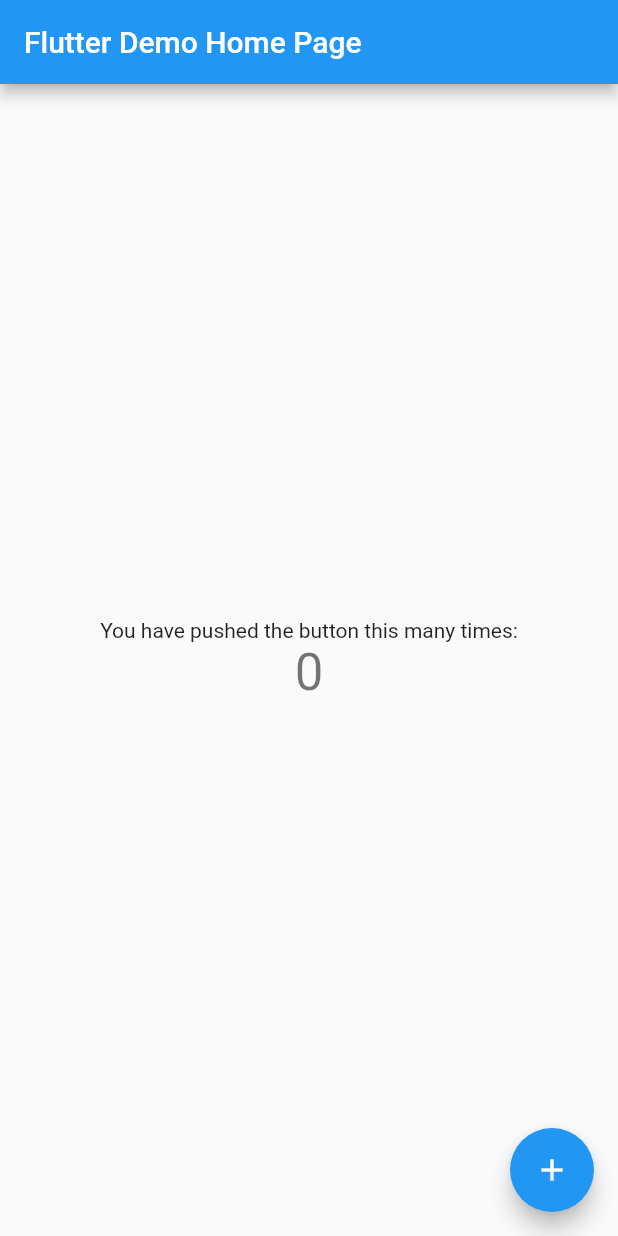
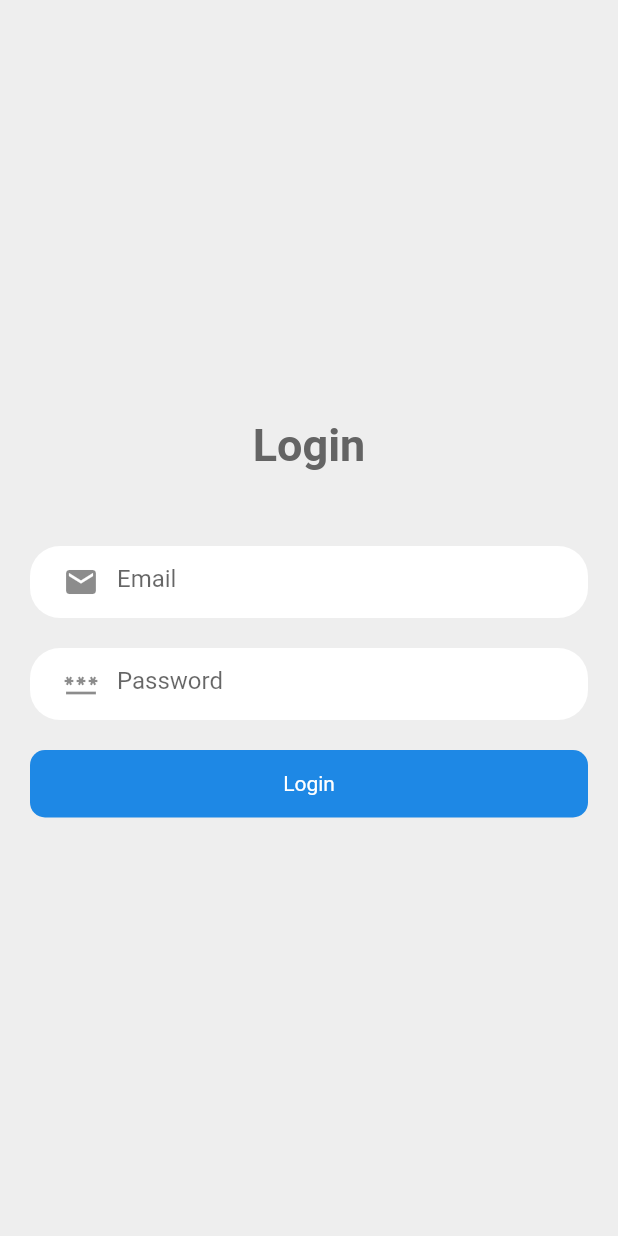
Before and after one commit to BlackPearlyC/ToDoApp---Flutter, a Flutter app: the screen it shows after launch, on a phone screen of 412 x 824 dp. Run offline on Flutter 3.47's test engine with Material 2 defaults, Android fonts, the phone set to English and light mode, and no system bars; our stand-ins replace firebase_auth, firebase_core, fluttertoast; accounts and stored records are empty.

Commit message:
Login page - day1 complete

```diff
--- a/lib/main.dart
+++ b/lib/main.dart
@@ -1,6 +1,10 @@
 import 'package:flutter/material.dart';
+import 'package:todoapp/screens/splash_screen/splash_screen.dart';
+import 'package:firebase_core/firebase_core.dart';
 
-void main() {
+void main() async {
+  WidgetsFlutterBinding.ensureInitialized();
+  await Firebase.initializeApp();
   runApp(const MyApp());
 }
 
@@ -12,104 +16,12 @@ class MyApp extends StatelessWidget {
   Widget build(BuildContext context) {
     return MaterialApp(
       title: 'Flutter Demo',
+      debugShowCheckedModeBanner: false,
       theme: ThemeData(
-        // This is the theme of your application.
-        //
-        // Try running your application with "flutter run". You'll see the
-        // application has a blue toolbar. Then, without quitting the app, try
-        // changing the primarySwatch below to Colors.green and then invoke
-        // "hot reload" (press "r" in the console where you ran "flutter run",
-        // or simply save your changes to "hot reload" in a Flutter IDE).
-        // Notice that the counter didn't reset back to zero; the application
-        // is not restarted.
-        primarySwatch: Colors.blue,
+        primarySwatch: Colors.deepPurple,
       ),
-      home: const MyHomePage(title: 'Flutter Demo Home Page'),
+      // initial Splash Screen app
+      home: const SplashScreen(),
     );
   }
 }
-
-class MyHomePage extends StatefulWidget {
-  const MyHomePage({super.key, required this.title});
-
-  // This widget is the home page of your application. It is stateful, meaning
-  // that it has a State object (defined below) that contains fields that affect
-  // how it looks.
-
-  // This class is the configuration for the state. It holds the values (in this
-  // case the title) provided by the parent (in this case the App widget) and
-  // used by the build method of the State. Fields in a Widget subclass are
-  // always marked "final".
-
-  final String title;
-
-  @override
-  State<MyHomePage> createState() => _MyHomePageState();
-}
-
-class _MyHomePageState extends State<MyHomePage> {
-  int _counter = 0;
-
-  void _incrementCounter() {
-    setState(() {
-      // This call to setState tells the Flutter framework that something has
-      // changed in this State, which causes it to rerun the build method below
-      // so that the display can reflect the updated values. If we changed
-      // _counter without calling setState(), then the build method would not be
-      // called again, and so nothing would appear to happen.
-      _counter++;
-    });
-  }
-
-  @override
-  Widget build(BuildContext context) {
-    // This method is rerun every time setState is called, for instance as done
-    // by the _incrementCounter method above.
-    //
-    // The Flutter framework has been optimized to make rerunning build methods
-    // fast, so that you can just rebuild anything that needs updating rather
-    // than having to individually change instances of widgets.
-    return Scaffold(
-      appBar: AppBar(
-        // Here we take the value from the MyHomePage object that was created by
-        // the App.build method, and use it to set our appbar title.
-        title: Text(widget.title),
-      ),
-      body: Center(
-        // Center is a layout widget. It takes a single child and positions it
-        // in the middle of the parent.
-        child: Column(
-          // Column is also a layout widget. It takes a list of children and
-          // arranges them vertically. By default, it sizes itself to fit its
-          // children horizontally, and tries to be as tall as its parent.
-          //
-          // Invoke "debug painting" (press "p" in the console, choose the
-          // "Toggle Debug Paint" action from the Flutter Inspector in Android
-          // Studio, or the "Toggle Debug Paint" command in Visual Studio Code)
-          // to see the wireframe for each widget.
-          //
-          // Column has various properties to control how it sizes itself and
-          // how it positions its children. Here we use mainAxisAlignment to
-          // center the children vertically; the main axis here is the vertical
-          // axis because Columns are vertical (the cross axis would be
-          // horizontal).
-          mainAxisAlignment: MainAxisAlignment.center,
-          children: <Widget>[
-            const Text(
-              'You have pushed the button this many times:',
-            ),
-            Text(
-              '$_counter',
-              style: Theme.of(context).textTheme.headlineMedium,
-            ),
-          ],
-        ),
-      ),
-      floatingActionButton: FloatingActionButton(
-        onPressed: _incrementCounter,
-        tooltip: 'Increment',
-        child: const Icon(Icons.add),
-      ), // This trailing comma makes auto-formatting nicer for build methods.
-    );
-  }
-}
--- /dev/null
+++ b/lib/screens/auth/login.dart
@@ -0,0 +1,154 @@
+import 'package:firebase_auth/firebase_auth.dart';
+import 'package:flutter/material.dart';
+import 'package:fluttertoast/fluttertoast.dart';
+import 'package:todoapp/widgets/button.dart';
+
+class LogIn extends StatefulWidget {
+  const LogIn({super.key});
+
+  @override
+  State<LogIn> createState() => _LogInState();
+}
+
+class _LogInState extends State<LogIn> {
+  // Firebase
+  final _auth = FirebaseAuth.instance;
+  // Form key
+  // ignore: unused_field
+  final _formKey = GlobalKey<FormState>();
+  // Controllers
+  final emailControllers = TextEditingController();
+  final passwordController = TextEditingController();
+  // Extra veriable
+  bool loading = false;
+  // main program
+  @override
+  Widget build(BuildContext context) {
+    return Scaffold(
+      backgroundColor: Colors.grey.shade200,
+      // Body
+      body: Padding(
+        padding: const EdgeInsets.symmetric(horizontal: 20),
+        child: Column(
+          mainAxisAlignment: MainAxisAlignment.center,
+          crossAxisAlignment: CrossAxisAlignment.center,
+          children: [
+            // Login text
+            const Text(
+              "Login",
+              style: TextStyle(
+                  fontSize: 30,
+                  fontWeight: FontWeight.bold,
+                  color: Color.fromARGB(255, 100, 100, 100)),
+            ),
+            const SizedBox(
+              height: 50,
+            ),
+            // Login Form
+            Form(
+                key: _formKey,
+                child: Column(
+                  children: [
+                    // Email input
+                    Container(
+                      decoration: BoxDecoration(
+                          color: Colors.white,
+                          borderRadius: BorderRadius.circular(20)),
+                      padding: const EdgeInsets.symmetric(horizontal: 10),
+                      child: TextFormField(
+                        keyboardType: TextInputType.emailAddress,
+                        controller: emailControllers,
+                        decoration: const InputDecoration(
+                            prefixIcon: Icon(Icons.email),
+                            hintText: "Email",
+                            // prefixIconConstraints: BoxConstraints(),
+                            border: InputBorder.none),
+                        validator: (value) {
+                          if (value!.isEmpty) {
+                            return "Email cannot be empty";
+                          } else if (!value.contains("@")) {
+                            return "Provide valid email";
+                          } else {
+                            return null;
+                          }
+                        },
+                      ),
+                    ),
+                    const SizedBox(
+                      height: 20,
+                    ),
+                    // Password input
+                    Container(
+                      padding: const EdgeInsets.symmetric(horizontal: 10),
+                      decoration: BoxDecoration(
+                          borderRadius: BorderRadius.circular(20),
+                          color: Colors.white),
+                      child: TextFormField(
+                        keyboardType: TextInputType.emailAddress,
+                        controller: passwordController,
+                        obscureText: true,
+                        decoration: const InputDecoration(
+                            prefixIcon: Icon(Icons.password),
+                            hintText: "Password",
+                            border: InputBorder.none),
+                        validator: (value) {
+                          if (value!.isEmpty) {
+                            return "Password cannot be empty";
+                          } else if (value.length < 6) {
+                            return "Password length must be atleast 6";
+                          } else {
+                            return null;
+                          }
+                        },
+                      ),
+                    )
+                  ],
+                )),
+            // ignore: prefer_const_constructors
+            SizedBox(
+              height: 20,
+            ),
+            // Button
+            Button(
+                label: "Login",
+                loading: loading,
+                onTap: () async {
+                  await _onLoginTap();
+                })
+            // Create account tab
+          ],
+        ),
+      ),
+    );
+  }
+
+  // Login Setup code
+  Future<void> _onLoginTap() async {
+    if (_formKey.currentState!.validate()) {
+      setState(() {
+        loading = true;
+      });
+      await _auth
+          .signInWithEmailAndPassword(
+              email: emailControllers.text.toString(),
+              password: passwordController.text.toString())
+          .then((value) {
+        setState(() {
+          loading = false;
+        });
+        Fluttertoast.showToast(
+            msg: "Logged in Successfully",
+            textColor: Colors.white,
+            backgroundColor: Colors.blue.shade600);
+      }).onError((error, stackTrace) {
+        setState(() {
+          loading = false;
+        });
+        Fluttertoast.showToast(
+            msg: error.toString(),
+            textColor: Colors.white,
+            backgroundColor: Colors.blue.shade600);
+      });
+    }
+  }
+}
--- /dev/null
+++ b/lib/widgets/button.dart
@@ -0,0 +1,35 @@
+import 'package:flutter/material.dart';
+
+class Button extends StatelessWidget {
+  final String label;
+  final VoidCallback onTap;
+  final bool loading;
+  const Button(
+      {super.key,
+      required this.label,
+      required this.onTap,
+      this.loading = false});
+
+  @override
+  Widget build(BuildContext context) {
+    return InkWell(
+      onTap: onTap,
+      child: Container(
+        height: 45,
+        decoration: BoxDecoration(
+            color: Colors.blue.shade600,
+            borderRadius: BorderRadius.circular(10)),
+        child: Center(
+          child: loading
+              ? const CircularProgressIndicator(
+                  color: Colors.white,
+                )
+              : Text(
+                  label,
+                  style: const TextStyle(color: Colors.white),
+                ),
+        ),
+      ),
+    );
+  }
+}
--- a/pubspec.yaml
+++ b/pubspec.yaml
@@ -65,8 +65,8 @@ flutter:
   uses-material-design: true
 
   # To add assets to your application, add an assets section, like this:
-  # assets:
-  #   - images/a_dot_burr.jpeg
+  assets:
+    - assets/images/
   #   - images/a_dot_ham.jpeg
 
   # An image asset can refer to one or more resolution-specific "variants", see
```
Also changed, not shown: lib/screens/splash_screen/splash_screen.dart (added, +49 -0 lines), lib/screens/splash_screen/splash_services.dart (added, +28 -0 lines), lib/screens/todo_screen/todo_app.dart (added, +17 -0 lines), assets/images/profile.jpeg (added).
